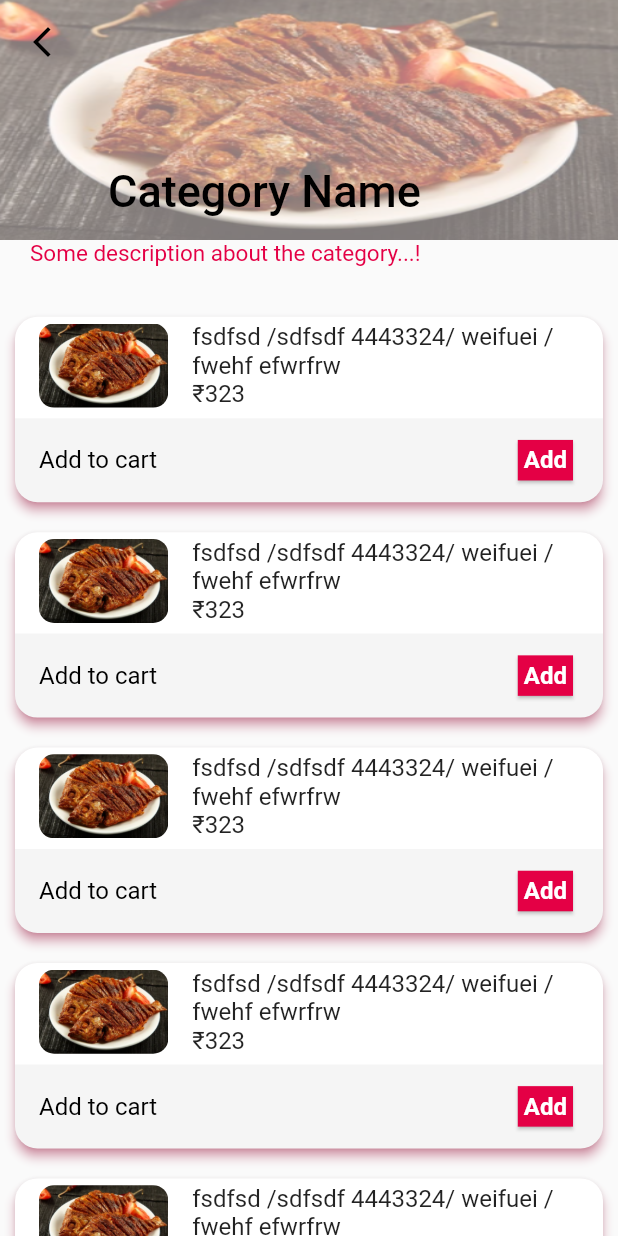
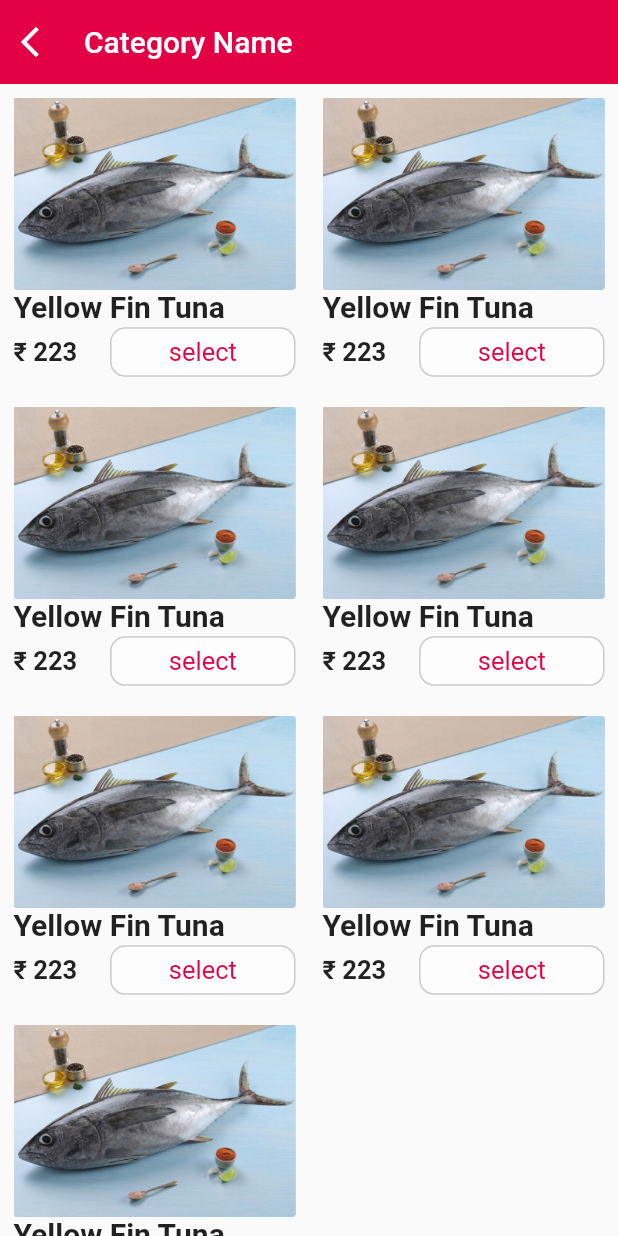
Before and after one commit to nikshit-chauhan/Sheegr, a Flutter app: the ParticularCategoryList screen opened directly, on a phone screen of 412 x 824 dp. Run offline on Flutter 3.47's test engine with Material 2 defaults, Android fonts, the phone set to English and light mode, and no system bars; drawn by our look-alikes of auto_size_text; our stand-ins replace connectivity_plus, dots_indicator, get, getwidget, pin_code_fields, sizer; missing offline and left inert: app_settings; Roboto replaces fonts that are missing (PoppinsRegular).

Commit message:
UI changes for categories list and particular categories list

```diff
--- a/lib/Utils/Widgets/drawertile.dart
+++ b/lib/Utils/Widgets/CommonWidgets/drawertile.dart
@@ -2,7 +2,7 @@
 
 import 'package:flutter/material.dart';
 
-import '../../Resources/fontstyle.dart';
+import '../../../Resources/fontstyle.dart';
 
 
 class DrawerTiles extends StatelessWidget {
--- a/lib/Utils/Widgets/fluid_button.dart
+++ b/lib/Utils/Widgets/CommonWidgets/fluid_button.dart
@@ -5,7 +5,7 @@ import 'package:flutter/material.dart';
 import 'package:auto_size_text/auto_size_text.dart';
 import 'package:sheegr/Resources/colors.dart';
 
-import '../../Resources/fontstyle.dart';
+import '../../../Resources/fontstyle.dart';
 
 class FluidButton extends StatelessWidget {
   FluidButton(
--- a/lib/Utils/Widgets/no_internet.dart
+++ b/lib/Utils/Widgets/no_internet.dart
@@ -2,7 +2,7 @@ import 'package:app_settings/app_settings.dart';
 import 'package:auto_size_text/auto_size_text.dart';
 import 'package:flutter/material.dart';
 
-import 'fluid_button.dart';
+import 'CommonWidgets/fluid_button.dart';
 
 class NoInternet extends StatelessWidget {
   const NoInternet({super.key});
--- a/lib/View/screens/Account/account.dart
+++ b/lib/View/screens/Account/account.dart
@@ -4,7 +4,7 @@ import 'package:get/get.dart';
 
 import '../../../Resources/colors.dart';
 import '../../../Resources/fontstyle.dart';
-import '../../../Utils/Widgets/drawertile.dart';
+import '../../../Utils/Widgets/CommonWidgets/drawertile.dart';
 import '../AboutUs/about_us.dart';
 import '../ContactUs/contact_us.dart';
 import '../FAQ/faq.dart';
--- a/lib/View/screens/Home/home.dart
+++ b/lib/View/screens/Home/home.dart
@@ -245,11 +245,11 @@ class Home extends StatelessWidget {
               ),
             ),
             SizedBox(
-              height: 70,
+              height: 75,
               child: Card(
                 child: Padding(
-                  padding: const EdgeInsets.all(2.0),
-                  child: Image.asset("lib/Assets/Images/bell.png",height: 20,),
+                  padding: const EdgeInsets.all(15.0),
+                  child: Image.asset("lib/Assets/Images/bell.png"),
                 )),
             )
           ],
--- a/lib/View/screens/ParticularCategoryList/particular_category_list.dart
+++ b/lib/View/screens/ParticularCategoryList/particular_category_list.dart
@@ -5,8 +5,8 @@ import 'package:flutter/material.dart';
 import 'package:get/get.dart';
 
 import '../../../Controller/quantity_controller.dart';
+import '../../../Resources/Colors.dart';
 import '../../../Resources/fontstyle.dart';
-import '../ItemInfo/iteminfo.dart';
 
 class ParticularCategoryList extends StatelessWidget {
   ParticularCategoryList({super.key});
@@ -14,196 +14,124 @@ class ParticularCategoryList extends StatelessWidget {
   //  int quantity = 0;
   bool _isShow = false;
 
-  Widget addToCardWidget() {
-    return Visibility(
-      visible: _isShow,
-      child: Row(
-        mainAxisSize: MainAxisSize.min,
-        children: [
-          IconButton(
-            icon: const Icon(Icons.remove),
-            onPressed: quantity.decrementQuantity,
-            color: const Color(0xffE40045),
-          ),
-          Text(
-            quantity.toString(),
-            style: const TextStyle(
-                color: Color(0xffE40045),
-                fontSize: 20,
-                fontWeight: FontWeight.bold),
-          ),
-          IconButton(
-            icon: const Icon(Icons.add),
-            onPressed: quantity.increaseQuantity,
-            color: const Color(0xffE40045),
-          ),
-        ],
-      ),
-    );
-  }
+  //!  add to cart yet to develop ..Excluded as of now
+  // Widget addToCardWidget() {
+  //   return Visibility(
+  //     visible: _isShow,
+  //     child: Row(
+  //       mainAxisSize: MainAxisSize.min,
+  //       children: [
+  //         IconButton(
+  //           icon: const Icon(Icons.remove),
+  //           onPressed: quantity.decrementQuantity,
+  //           color: const Color(0xffE40045),
+  //         ),
+  //         Text(
+  //           quantity.toString(),
+  //           style: const TextStyle(
+  //               color: Color(0xffE40045),
+  //               fontSize: 20,
+  //               fontWeight: FontWeight.bold),
+  //         ),
+  //         IconButton(
+  //           icon: const Icon(Icons.add),
+  //           onPressed: quantity.increaseQuantity,
+  //           color: const Color(0xffE40045),
+  //         ),
+  //       ],
+  //     ),
+  //   );
+  // }
 
   @override
   Widget build(BuildContext context) {
     return Scaffold(
-      body: CustomScrollView(
-        slivers: <Widget>[
-          SliverAppBar(
-            pinned: true,
-            snap: false,
-            floating: false,
-            expandedHeight: 160,
-            backgroundColor: const Color(0xffE40045).withOpacity(1),
+        appBar: AppBar(
+          elevation: 0,
+          title: const Text(
+            "Category Name",
+            style: TextStyle(color: Color.fromARGB(255, 255, 255, 255)),
+          ),
           leading: IconButton(
               icon: const Icon(
                 Icons.arrow_back_ios_new,
-                color: Colors.black,
+                color: Color.fromARGB(255, 255, 255, 255),
               ),
-              onPressed: () => Get.back(),
+              onPressed: () {
+                Get.back();
+              }),
+          backgroundColor: colorPrimary,
+          leadingWidth: 40,
         ),
-            flexibleSpace: FlexibleSpaceBar(
-              title: const AutoSizeText(
-                'Category Name',
-                style: TextStyle(color: Colors.black),
-                textAlign: TextAlign.left,
-              ),
-              background: ColorFiltered(
-                  colorFilter: ColorFilter.mode(
-                      const Color.fromARGB(255, 255, 243, 243).withOpacity(0.5),
-                      BlendMode.srcOver),
-                  child: Hero(
-                    tag: 'new1',
-                    child: Image.asset(
-                      "lib/Assets/Images/friedfish.png",
-                      fit: BoxFit.fill,
-                    ),
-                  )),
+        body: GridView.count(
+            crossAxisCount: 2,
+            shrinkWrap: false,
+            // physics: const NeverScrollableScrollPhysics(),
+            children: List.generate(7, (index) {
+              return Padding(
+                padding: const EdgeInsets.all(5.0),
+                child: Card(
+                  color: Colors.transparent,
+                    elevation: 0,
+                    child: Column(
+                        // mainAxisAlignment: MainAxisAlignment.spaceEvenly,
+                        crossAxisAlignment: CrossAxisAlignment.start,
+                        children: [
+                          Image.asset("lib/Assets/Images/fish1.png"),
+                          // SizedBox(
+                          //   height: MediaQuery.of(context).size.height * 0.02,
+                          // ),
+                          // Text("Yellow Fin Tuna",style: AppFontStyle.flexibleFontStyle(fontSize:20 ),),
+                          Padding(
+                            padding: const EdgeInsets.only(bottom:2),
+                            child: AutoSizeText(
+                              "Yellow Fin Tuna",
+                              minFontSize: 10,
+                              maxFontSize: 20,
+                              overflow: TextOverflow.ellipsis,
+                              style: AppFontStyle.flexibleFontStyle(fontSize: 20),
                             ),
                           ),
-          SliverToBoxAdapter(
-            child: Padding(
-              padding: const EdgeInsets.symmetric(horizontal: 20),
-              child: SizedBox(
-                height: MediaQuery.of(context).size.height * 0.05,
+                          // SizedBox(
+                          //   height: MediaQuery.of(context).size.height * 0.02,
+                          // ),
+                          Row(
+                            mainAxisAlignment: MainAxisAlignment.spaceBetween,
+                            children: [
+                              AutoSizeText(
+                                "₹ 223",
+                                minFontSize: 10,
+                                maxFontSize: 17,
+                                style: AppFontStyle.flexibleFontStyle(
+                                    fontSize: 17),
+                              ),
+                              Container(
+                                width: MediaQuery.of(context).size.width * 0.3,
+                                height:
+                                    MediaQuery.of(context).size.height * 0.04,
+                                decoration: BoxDecoration(
+                                    color: Color.fromARGB(255, 255, 255, 255)
+                                        .withOpacity(0.5),
+                                    borderRadius: BorderRadius.circular(10),
+                                    border: Border.all(
+                                        color: Colors.black.withOpacity(0.2))),
+                                child: const Center(
                                   child: AutoSizeText(
-                  'Some description about the category...!',
-                  style: AppFontStyle.cotentTextStyle(),
+                                    'select',
+                                    minFontSize: 10,
+                                    maxFontSize: 17,
+                                    style: TextStyle(
+                                      fontSize: 17,
+                                      color: colorPrimary,
                                     ),
                                   ),
                                 ),
-          ),
-          SliverList(
-            delegate: SliverChildBuilderDelegate(
-              childCount: 20,
-              (BuildContext context, int index) {
-                return Padding(
-                  padding: const EdgeInsets.all(6.0),
-                  child: GestureDetector(
-                    onTap: () {
-                      Get.to(
-                        () => ItemInfo(
-                          imagePath: "assets/icons/friedfish.png",
-                        ),
-                        transition: Transition.cupertino,
-                        duration: const Duration(milliseconds: 600),
-                      );
-                    },
-                    child: Card(
-                      shadowColor: const Color(0xffE40045).withOpacity(0.8),
-                      elevation: 3,
-                      shape: RoundedRectangleBorder(
-                          side: const BorderSide(color: Colors.transparent),
-                          borderRadius: BorderRadius.circular(15)),
-                      child: Container(
-                        color: Colors.transparent,
-                        height: MediaQuery.of(context).size.height * 0.15,
-                        child: Column(
-                          mainAxisAlignment: MainAxisAlignment.spaceBetween,
-                          children: [
-                            ListTile(
-                              leading: ClipRRect(
-                                  borderRadius: BorderRadius.circular(10),
-                                  child: Image.asset(
-                                    "lib/Assets/Images/friedfish.png",
-                                  )),
-                              title: Column(
-                                crossAxisAlignment: CrossAxisAlignment.start,
-                                children: [
-                                  SizedBox(
-                                    width:
-                                        MediaQuery.of(context).size.width * 0.7,
-                                    child: const AutoSizeText(
-                                      "fsdfsd /sdfsdf 4443324/ weifuei / fwehf efwrfrw",
-                                      maxLines: 2,
-                                      maxFontSize: 17,
-                                      minFontSize: 14,
-                                      overflow: TextOverflow.ellipsis,
-                                    ),
-                                  ),
-                                  const AutoSizeText(
-                                    "₹323",
-                                    maxFontSize: 16,
-                                    minFontSize: 10,
-                                  ),
+                              )
                             ],
                           ),
-                            ),
-                            Container(
-                              decoration: BoxDecoration(
-                                color: const Color.fromARGB(255, 0, 0, 0)
-                                    .withOpacity(0.04),
-                                borderRadius: const BorderRadius.only(
-                                  bottomLeft: Radius.circular(15),
-                                  bottomRight: Radius.circular(15),
-                                ),
-                              ),
-                              child: ListTile(
-                                  title: const AutoSizeText("Add to cart",
-                                      style: TextStyle(color: Colors.black)),
-                                  trailing: GestureDetector(
-                                    onTap: () {
-                                      // setState(
-                                      //   () {
-                                      // _isShow = true;
-                                      //     quantity++;
-                                      //   },
-                                      // );
-                                    },
-                                    child: _isShow
-                                        ? addToCardWidget()
-                                        : Card(
-                                            color: const Color(0xffE40045),
-                                            shape: RoundedRectangleBorder(
-                                                side: const BorderSide(
-                                                    color: Colors.transparent),
-                                                borderRadius:
-                                                    BorderRadius.circular(0)),
-                                            child: Padding(
-                                              padding: const EdgeInsets.all(4),
-                                              child: AutoSizeText(
-                                                "Add",
-                                                // maxFontSize: 12,
-                                                // minFontSize: 7,
-                                                style: AppFontStyle
-                                                    .flexibleFontStyle(
-                                                        fontColor: const Color
-                                                                .fromARGB(255,
-                                                            255, 255, 255)),
-                                              ),
-                                            ),
-                                          ),
-                                  )),
-                            ),
-                          ],
-                        ),
-                      ),
-                    ),
-                  ),
+
+                        ])),
               );
-              },
-            ),
-          ),
-        ],
-      ),
-    );
+            })));
   }
 }
--- a/lib/View/screens/Profile/profile_screen.dart
+++ b/lib/View/screens/Profile/profile_screen.dart
@@ -2,11 +2,12 @@ import 'package:flutter/material.dart';
 import 'package:get/get.dart';
 import 'package:sheegr/Controller/email_controller.dart';
 import 'package:sheegr/Resources/colors.dart';
-import 'package:sheegr/Utils/Widgets/custom_text_filed.dart';
+// import 'package:sheegr/Utils/Widgets/custom_text_filed.dart';
 import 'package:sizer/sizer.dart';
 import 'package:flutter/services.dart';
 
 import '../../../Resources/strings.dart';
+import '../../../Utils/Widgets/CommonWidgets/custom_text_filed.dart';
 import '../Home/home.dart';
 
 // ignore: must_be_immutable
```
Also changed, not shown: lib/View/screens/Categories List/categories_list.dart (+78 -55 lines), lib/Utils/Widgets/CommonWidgets/custom_text_filed.dart (renamed from lib/Utils/Widgets/custom_text_filed.dart). Lines whose indentation alone changed are shown as unchanged.
